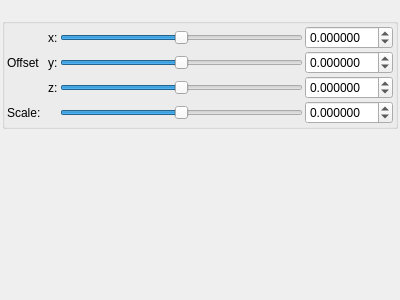
First picture: the form in mandelbulber2/qt_data/fractal_eiffie_msltoe.ui, repository buddhi1980/mandelbulber2, before the edit.
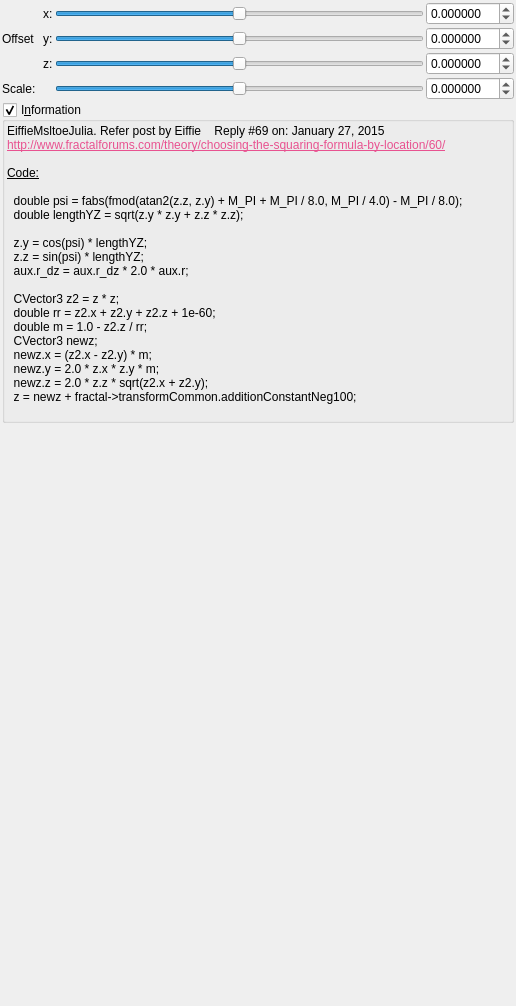
Second picture: the form after the edit. Custom widgets are drawn as their Qt base class.

Commit message: Corrected EiffieMsltoe formula (now looks properly) Added information boxes for formulas from B to F. Code formated. Reanmed 'Options' tab to 'Global parameters'

The edit to the form file:
```diff
--- a/mandelbulber2/qt_data/fractal_eiffie_msltoe.ui
+++ b/mandelbulber2/qt_data/fractal_eiffie_msltoe.ui
@@ -6,8 +6,8 @@
    <rect>
     <x>0</x>
     <y>0</y>
-    <width>400</width>
-    <height>300</height>
+    <width>516</width>
+    <height>1006</height>
    </rect>
   </property>
   <property name="windowTitle">
@@ -30,40 +30,6 @@
     <number>2</number>
    </property>
    <item>
-    <widget class="QLabel" name="label">
-     <property name="text">
-      <string/>
-     </property>
-    </widget>
-   </item>
-   <item>
-    <widget class="QGroupBox" name="groupBox_2">
-     <property name="toolTip">
-      <string>&lt;html&gt;&lt;head/&gt;&lt;body&gt;&lt;p&gt;&lt;span style=&quot; color:#000000;&quot;&gt;Post by Eiffie    Reply #69 on: January 27, 2015, 06:17:59 PM »&lt;/span&gt;&lt;/p&gt;&lt;p&gt;&lt;span style=&quot; font-family:'Courier New,courier'; color:#000000;&quot;&gt;http://www.fractalforums.com/theory/choosing-the-squaring-formula-by-location/60/&lt;/span&gt;&lt;/p&gt;&lt;/body&gt;&lt;/html&gt;</string>
-     </property>
-     <property name="title">
-      <string/>
-     </property>
-     <property name="checkable">
-      <bool>false</bool>
-     </property>
-     <layout class="QVBoxLayout" name="verticalLayout_30" stretch="0">
-      <property name="spacing">
-       <number>2</number>
-      </property>
-      <property name="leftMargin">
-       <number>2</number>
-      </property>
-      <property name="topMargin">
-       <number>2</number>
-      </property>
-      <property name="rightMargin">
-       <number>2</number>
-      </property>
-      <property name="bottomMargin">
-       <number>2</number>
-      </property>
-      <item>
        <layout class="QGridLayout" name="gridLayout_64">
         <property name="spacing">
          <number>2</number>
@@ -312,6 +278,73 @@
         </item>
        </layout>
       </item>
+   <item>
+    <widget class="MyGroupBox" name="groupCheck_info">
+     <property name="title">
+      <string>I&amp;nformation</string>
+     </property>
+     <property name="flat">
+      <bool>false</bool>
+     </property>
+     <property name="checkable">
+      <bool>true</bool>
+     </property>
+     <layout class="QVBoxLayout" name="verticalLayout_2">
+      <property name="spacing">
+       <number>2</number>
+      </property>
+      <property name="leftMargin">
+       <number>2</number>
+      </property>
+      <property name="topMargin">
+       <number>2</number>
+      </property>
+      <property name="rightMargin">
+       <number>2</number>
+      </property>
+      <property name="bottomMargin">
+       <number>2</number>
+      </property>
+      <item>
+       <widget class="QLabel" name="label_4">
+        <property name="text">
+         <string>&lt;!DOCTYPE HTML PUBLIC &quot;-//W3C//DTD HTML 4.0//EN&quot; &quot;http://www.w3.org/TR/REC-html40/strict.dtd&quot;&gt;
+&lt;html&gt;&lt;head&gt;&lt;meta name=&quot;qrichtext&quot; content=&quot;1&quot; /&gt;&lt;style type=&quot;text/css&quot;&gt;
+p, li { white-space: pre-wrap; }
+&lt;/style&gt;&lt;/head&gt;&lt;body&gt;
+&lt;p style=&quot; margin-top:0px; margin-bottom:0px; margin-left:0px; margin-right:0px; -qt-block-indent:0; text-indent:0px;&quot;&gt;EiffieMsltoeJulia. Refer post by Eiffie    Reply #69 on: January 27, 2015&lt;/p&gt;
+&lt;p style=&quot; margin-top:0px; margin-bottom:0px; margin-left:0px; margin-right:0px; -qt-block-indent:0; text-indent:0px;&quot;&gt;&lt;a href=&quot;http://www.fractalforums.com/theory/choosing-the-squaring-formula-by-location/60/&quot;&gt;&lt;span style=&quot; text-decoration: underline; color:#e85290;&quot;&gt;http://www.fractalforums.com/theory/choosing-the-squaring-formula-by-location/60/&lt;/span&gt;&lt;/a&gt;&lt;/p&gt;
+&lt;p style=&quot;-qt-paragraph-type:empty; margin-top:0px; margin-bottom:0px; margin-left:0px; margin-right:0px; -qt-block-indent:0; text-indent:0px;&quot;&gt;&lt;br /&gt;&lt;/p&gt;
+&lt;p style=&quot; margin-top:0px; margin-bottom:0px; margin-left:0px; margin-right:0px; -qt-block-indent:0; text-indent:0px;&quot;&gt;&lt;span style=&quot; text-decoration: underline;&quot;&gt;Code:&lt;/span&gt;&lt;/p&gt;
+&lt;p style=&quot;-qt-paragraph-type:empty; margin-top:0px; margin-bottom:0px; margin-left:0px; margin-right:0px; -qt-block-indent:0; text-indent:0px; text-decoration: underline;&quot;&gt;&lt;br /&gt;&lt;/p&gt;
+&lt;p style=&quot; margin-top:0px; margin-bottom:0px; margin-left:0px; margin-right:0px; -qt-block-indent:0; text-indent:0px;&quot;&gt;  double psi = fabs(fmod(atan2(z.z, z.y) + M_PI + M_PI / 8.0, M_PI / 4.0) - M_PI / 8.0);&lt;/p&gt;
+&lt;p style=&quot; margin-top:0px; margin-bottom:0px; margin-left:0px; margin-right:0px; -qt-block-indent:0; text-indent:0px;&quot;&gt;  double lengthYZ = sqrt(z.y * z.y + z.z * z.z);&lt;/p&gt;
+&lt;p style=&quot;-qt-paragraph-type:empty; margin-top:0px; margin-bottom:0px; margin-left:0px; margin-right:0px; -qt-block-indent:0; text-indent:0px;&quot;&gt;&lt;br /&gt;&lt;/p&gt;
+&lt;p style=&quot; margin-top:0px; margin-bottom:0px; margin-left:0px; margin-right:0px; -qt-block-indent:0; text-indent:0px;&quot;&gt;  z.y = cos(psi) * lengthYZ;&lt;/p&gt;
+&lt;p style=&quot; margin-top:0px; margin-bottom:0px; margin-left:0px; margin-right:0px; -qt-block-indent:0; text-indent:0px;&quot;&gt;  z.z = sin(psi) * lengthYZ;&lt;/p&gt;
+&lt;p style=&quot; margin-top:0px; margin-bottom:0px; margin-left:0px; margin-right:0px; -qt-block-indent:0; text-indent:0px;&quot;&gt;  aux.r_dz = aux.r_dz * 2.0 * aux.r;&lt;/p&gt;
+&lt;p style=&quot;-qt-paragraph-type:empty; margin-top:0px; margin-bottom:0px; margin-left:0px; margin-right:0px; -qt-block-indent:0; text-indent:0px;&quot;&gt;&lt;br /&gt;&lt;/p&gt;
+&lt;p style=&quot; margin-top:0px; margin-bottom:0px; margin-left:0px; margin-right:0px; -qt-block-indent:0; text-indent:0px;&quot;&gt;  CVector3 z2 = z * z;&lt;/p&gt;
+&lt;p style=&quot; margin-top:0px; margin-bottom:0px; margin-left:0px; margin-right:0px; -qt-block-indent:0; text-indent:0px;&quot;&gt;  double rr = z2.x + z2.y + z2.z + 1e-60;&lt;/p&gt;
+&lt;p style=&quot; margin-top:0px; margin-bottom:0px; margin-left:0px; margin-right:0px; -qt-block-indent:0; text-indent:0px;&quot;&gt;  double m = 1.0 - z2.z / rr;&lt;/p&gt;
+&lt;p style=&quot; margin-top:0px; margin-bottom:0px; margin-left:0px; margin-right:0px; -qt-block-indent:0; text-indent:0px;&quot;&gt;  CVector3 newz;&lt;/p&gt;
+&lt;p style=&quot; margin-top:0px; margin-bottom:0px; margin-left:0px; margin-right:0px; -qt-block-indent:0; text-indent:0px;&quot;&gt;  newz.x = (z2.x - z2.y) * m;&lt;/p&gt;
+&lt;p style=&quot; margin-top:0px; margin-bottom:0px; margin-left:0px; margin-right:0px; -qt-block-indent:0; text-indent:0px;&quot;&gt;  newz.y = 2.0 * z.x * z.y * m;&lt;/p&gt;
+&lt;p style=&quot; margin-top:0px; margin-bottom:0px; margin-left:0px; margin-right:0px; -qt-block-indent:0; text-indent:0px;&quot;&gt;  newz.z = 2.0 * z.z * sqrt(z2.x + z2.y);&lt;/p&gt;
+&lt;p style=&quot; margin-top:0px; margin-bottom:0px; margin-left:0px; margin-right:0px; -qt-block-indent:0; text-indent:0px;&quot;&gt;  z = newz + fractal-&amp;gt;transformCommon.additionConstantNeg100;&lt;/p&gt;
+&lt;p style=&quot;-qt-paragraph-type:empty; margin-top:0px; margin-bottom:0px; margin-left:0px; margin-right:0px; -qt-block-indent:0; text-indent:0px;&quot;&gt;&lt;br /&gt;&lt;/p&gt;&lt;/body&gt;&lt;/html&gt;</string>
+        </property>
+        <property name="wordWrap">
+         <bool>true</bool>
+        </property>
+        <property name="openExternalLinks">
+         <bool>true</bool>
+        </property>
+        <property name="textInteractionFlags">
+         <set>Qt::LinksAccessibleByMouse|Qt::TextSelectableByMouse</set>
+        </property>
+       </widget>
+      </item>
      </layout>
     </widget>
    </item>
@@ -336,6 +369,12 @@
    <extends>QDoubleSpinBox</extends>
    <header>mydoublespinbox.h</header>
   </customwidget>
+  <customwidget>
+   <class>MyGroupBox</class>
+   <extends>QGroupBox</extends>
+   <header>mygroupbox.h</header>
+   <container>1</container>
+  </customwidget>
  </customwidgets>
  <resources/>
  <connections/>
```
Lines whose indentation alone changed are shown as unchanged. The commit also changes 17 other files.
